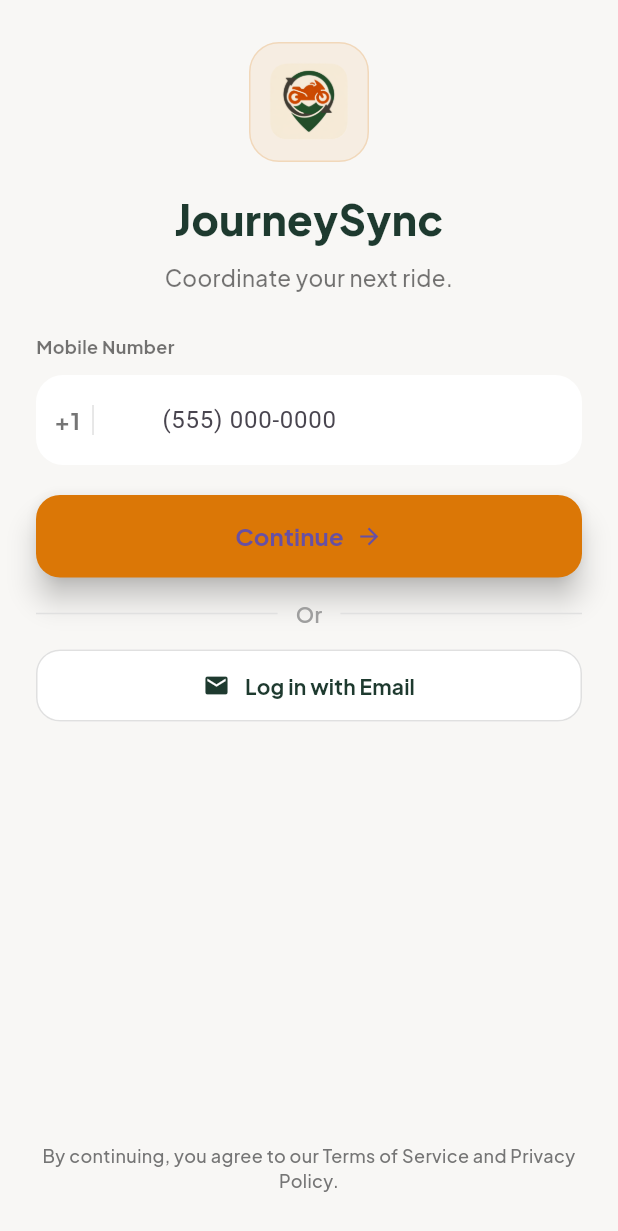
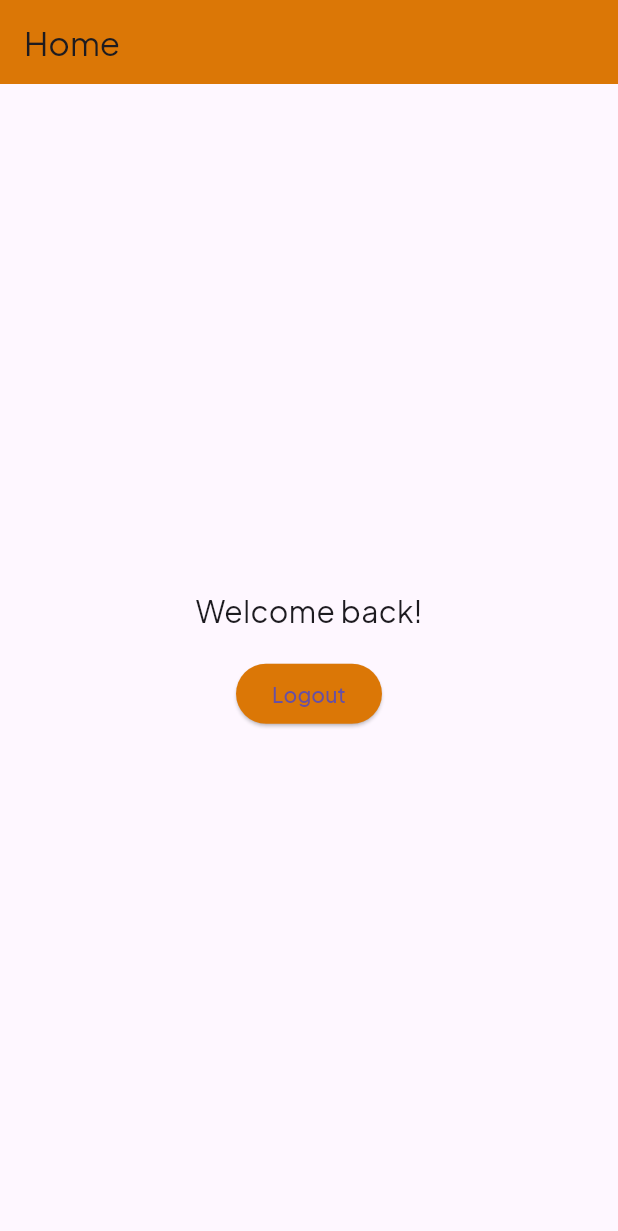
Before and after one commit to pranavv1210/JourneySync-App, a Flutter app: the screen it shows after launch, after a tap on "Continue", on a phone screen of 412 x 824 dp. Shown: the top 1231 px of the screen. Run offline on Flutter 3.47's test engine with Material 3 defaults, Android fonts, the phone set to English and light mode, and no system bars; our stand-ins replace google_fonts, shared_preferences, supabase_flutter; accounts and stored records are empty.

Commit message:
feat: persist isLoggedIn; route returning users to Home after splash; add HomeScreen

```diff
--- /dev/null
+++ b/lib/home_screen.dart
@@ -0,0 +1,37 @@
+import 'package:flutter/material.dart';
+import 'package:google_fonts/google_fonts.dart';
+import 'package:shared_preferences/shared_preferences.dart';
+
+class HomeScreen extends StatelessWidget {
+  const HomeScreen({super.key});
+
+  Future<void> _logout(BuildContext context) async {
+    final prefs = await SharedPreferences.getInstance();
+    await prefs.setBool('isLoggedIn', false);
+    Navigator.pushReplacementNamed(context, '/login');
+  }
+
+  @override
+  Widget build(BuildContext context) {
+    return Scaffold(
+      appBar: AppBar(
+        title: Text('Home', style: GoogleFonts.plusJakartaSans()),
+        backgroundColor: const Color(0xFFDB7706),
+      ),
+      body: Center(
+        child: Column(
+          mainAxisSize: MainAxisSize.min,
+          children: [
+            Text('Welcome back!', style: GoogleFonts.plusJakartaSans(fontSize: 20)),
+            const SizedBox(height: 16),
+            ElevatedButton(
+              onPressed: () => _logout(context),
+              style: ElevatedButton.styleFrom(backgroundColor: const Color(0xFFDB7706)),
+              child: Text('Logout', style: GoogleFonts.plusJakartaSans()),
+            ),
+          ],
+        ),
+      ),
+    );
+  }
+}
--- a/lib/login_screen.dart
+++ b/lib/login_screen.dart
@@ -1,5 +1,7 @@
 import 'package:flutter/material.dart';
 import 'package:google_fonts/google_fonts.dart';
+import 'package:shared_preferences/shared_preferences.dart';
+import 'home_screen.dart';
 
 class LoginScreen extends StatefulWidget {
   const LoginScreen({super.key});
@@ -127,9 +129,14 @@ class _LoginScreenState extends State<LoginScreen> {
                   SizedBox(
                     width: double.infinity,
                     child: ElevatedButton(
-                      onPressed: () {
-                        // handle continue action
-                        debugPrint(phoneController.text);
+                      onPressed: () async {
+                        final prefs = await SharedPreferences.getInstance();
+                        await prefs.setBool('isLoggedIn', true);
+                        if (!mounted) return;
+                        Navigator.pushReplacement(
+                          context,
+                          MaterialPageRoute(builder: (_) => const HomeScreen()),
+                        );
                       },
                       style: ElevatedButton.styleFrom(
                         backgroundColor: primary,
--- a/lib/splash_screen.dart
+++ b/lib/splash_screen.dart
@@ -1,5 +1,7 @@
 import 'package:flutter/material.dart';
 import 'package:google_fonts/google_fonts.dart';
+import 'package:shared_preferences/shared_preferences.dart';
+import 'home_screen.dart';
 import 'login_screen.dart';
 
 class SplashScreen extends StatefulWidget {
@@ -23,22 +25,28 @@ class _SplashScreenState extends State<SplashScreen>
       vsync: this,
       duration: const Duration(seconds: 2),
     )..repeat();
-    // Navigate after 3 seconds
-    _navigateToLogin();
+    // Decide navigation after splash delay
+    _decideNavigation();
   }
 
-  void _navigateToLogin() async {
-
+  Future<void> _decideNavigation() async {
     await Future.delayed(const Duration(seconds: 3));
-
     if (!mounted) return;
 
-    Navigator.pushReplacement(
-      context,
-      MaterialPageRoute(
-        builder: (context) => const LoginScreen(),
-      ),
-    );
+    final prefs = await SharedPreferences.getInstance();
+    final loggedIn = prefs.getBool('isLoggedIn') ?? false;
+
+    if (loggedIn) {
+      Navigator.pushReplacement(
+        context,
+        MaterialPageRoute(builder: (_) => const HomeScreen()),
+      );
+    } else {
+      Navigator.pushReplacement(
+        context,
+        MaterialPageRoute(builder: (_) => const LoginScreen()),
+      );
+    }
   }
 
   @override
--- a/pubspec.yaml
+++ b/pubspec.yaml
@@ -36,6 +36,7 @@ dependencies:
   cupertino_icons: ^1.0.8
   supabase_flutter: ^2.12.0
   google_fonts: ^4.0.4
+  shared_preferences: ^2.1.1
 
 dev_dependencies:
   flutter_test:
```
